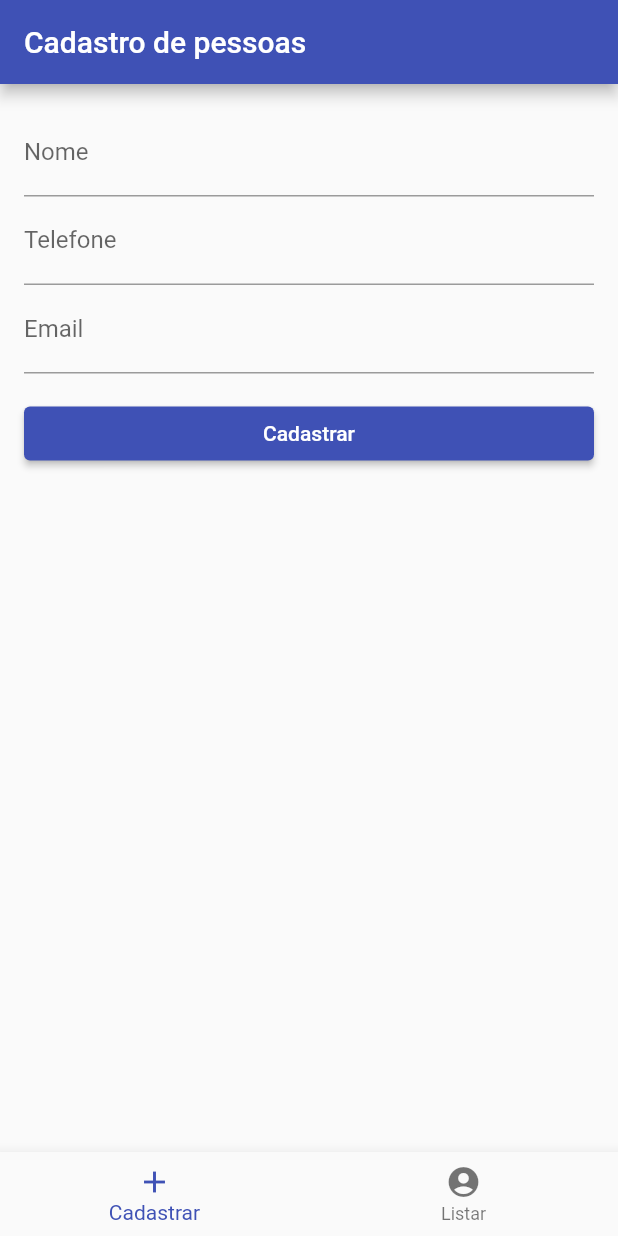
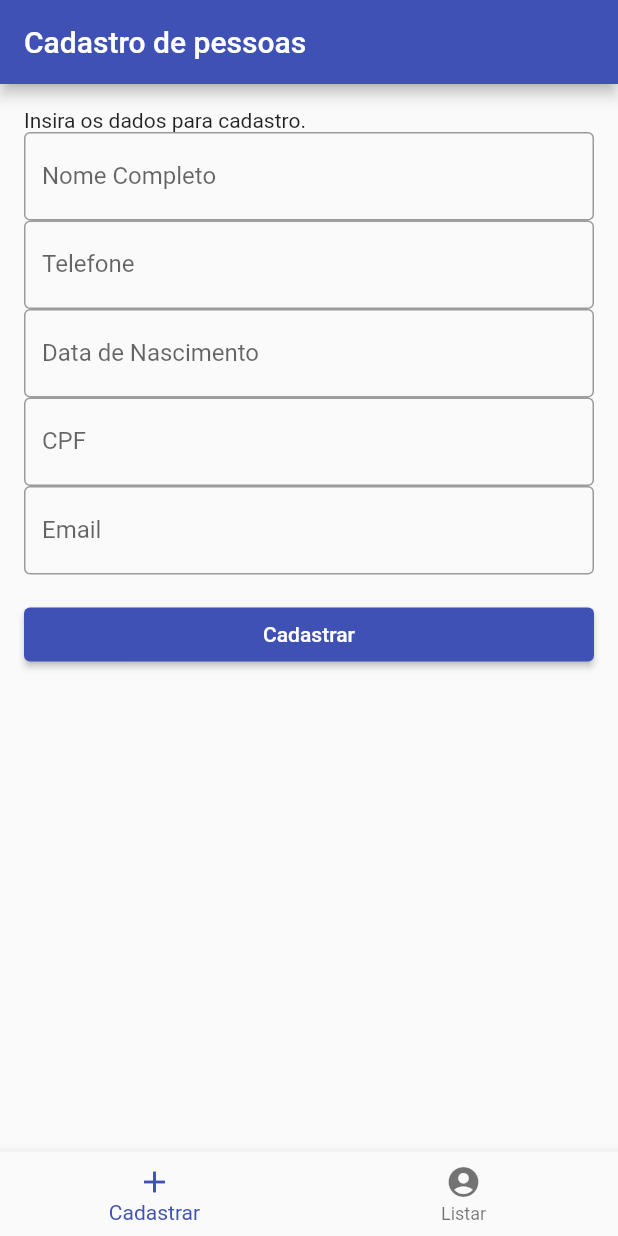
Before and after one commit to minakatani/cad_clientes, a Flutter app: the screen it shows after launch, after a tap on "Cadastrar", on a phone screen of 412 x 824 dp. Run offline on Flutter 3.47's test engine with Material 2 defaults, Android fonts, the light colour scheme and no system bars; our stand-ins replace brasil_fields, cloud_firestore, firebase_core; accounts and stored records are empty.

Commit message:
Adicionado campos: Data de nascimento CPF no arquivos add_user.dart
Alterado lis_tuser.dar para exibir dados dos campos adicionados.

```diff
--- a/lib/models/person.dart
+++ b/lib/models/person.dart
@@ -3,14 +3,23 @@ import 'package:cloud_firestore/cloud_firestore.dart';
 class Person {
   final String name;
   final String phone;
+  final String dateofbirdh;
+  final String cpf;
   final String email;
 
-  Person({required this.name, required this.phone, required this.email});
+  Person(
+      {required this.name,
+      required this.phone,
+      required this.dateofbirdh,
+      required this.cpf,
+      required this.email});
 
   Map<String, dynamic> toMap() {
     return {
       'name': name,
       'phone': phone,
+      'dateofbirdh': dateofbirdh,
+      'cpf': cpf,
       'email': email,
     };
   }
@@ -20,6 +29,8 @@ class Person {
     return Person(
       name: data['name'],
       phone: data['phone'],
+      dateofbirdh: data['dateofbirdh'],
+      cpf: data['cpf'],
       email: data['email'],
     );
   }
--- a/lib/pages/add_user.dart
+++ b/lib/pages/add_user.dart
@@ -1,6 +1,8 @@
 import 'package:flutter/material.dart';
 import 'package:cloud_firestore/cloud_firestore.dart';
 import 'package:cad_clientes/models/person.dart';
+import 'package:flutter/services.dart';
+import 'package:brasil_fields/brasil_fields.dart';
 
 class PersonAddScreen extends StatefulWidget {
   @override
@@ -10,6 +12,8 @@ class PersonAddScreen extends StatefulWidget {
 class _PersonAddScreenState extends State<PersonAddScreen> {
   final _nameController = TextEditingController();
   final _phoneController = TextEditingController();
+  final _dateofbirdhController = TextEditingController();
+  final _cpfController = TextEditingController();
   final _emailController = TextEditingController();
 
   late final CollectionReference _peopleRef;
@@ -26,6 +30,8 @@ class _PersonAddScreenState extends State<PersonAddScreen> {
   void dispose() {
     _nameController.dispose();
     _phoneController.dispose();
+    _dateofbirdhController.dispose();
+    _cpfController.dispose();
     _emailController.dispose();
     super.dispose();
   }
@@ -33,11 +39,20 @@ class _PersonAddScreenState extends State<PersonAddScreen> {
   void _addCliente() {
     final name = _nameController.text;
     final phone = _phoneController.text;
+    final dateofbirdh = _dateofbirdhController.text;
+    final cpf = _cpfController.text;
     final email = _emailController.text;
-    final person = Person(name: name, phone: phone, email: email);
+    final person = Person(
+        name: name,
+        phone: phone,
+        dateofbirdh: dateofbirdh,
+        cpf: cpf,
+        email: email);
     _peopleRef.add(person.toMap());
     _nameController.clear();
     _phoneController.clear();
+    _dateofbirdhController.clear();
+    _cpfController.clear();
     _emailController.clear();
   }
 
@@ -53,18 +68,49 @@ class _PersonAddScreenState extends State<PersonAddScreen> {
           child: Column(
             crossAxisAlignment: CrossAxisAlignment.stretch,
             children: [
+              Text("Insira os dados para cadastro."),
               TextFormField(
                 controller: _nameController,
-                decoration: InputDecoration(labelText: 'Nome'),
+                decoration: InputDecoration(
+                  border: OutlineInputBorder(),
+                  labelText: 'Nome Completo',
+                ),
               ),
               TextFormField(
+                inputFormatters: [
+                  FilteringTextInputFormatter.digitsOnly,
+                  TelefoneInputFormatter(),
+                ],
                 keyboardType: TextInputType.number,
                 controller: _phoneController,
-                decoration: InputDecoration(labelText: 'Telefone'),
+                decoration: InputDecoration(
+                    border: OutlineInputBorder(), labelText: 'Telefone'),
+              ),
+              TextFormField(
+                inputFormatters: [
+                  FilteringTextInputFormatter.digitsOnly,
+                  DataInputFormatter(),
+                ],
+                keyboardType: TextInputType.number,
+                controller: _dateofbirdhController,
+                decoration: InputDecoration(
+                    border: OutlineInputBorder(),
+                    labelText: 'Data de Nascimento'),
+              ),
+              TextFormField(
+                inputFormatters: [
+                  FilteringTextInputFormatter.digitsOnly,
+                  CpfInputFormatter(),
+                ],
+                keyboardType: TextInputType.number,
+                controller: _cpfController,
+                decoration: InputDecoration(
+                    border: OutlineInputBorder(), labelText: 'CPF'),
               ),
               TextFormField(
                 controller: _emailController,
-                decoration: InputDecoration(labelText: 'Email'),
+                decoration: InputDecoration(
+                    border: OutlineInputBorder(), labelText: 'Email'),
               ),
               SizedBox(height: 16),
               ElevatedButton(
--- a/lib/pages/list_user.dart
+++ b/lib/pages/list_user.dart
@@ -8,6 +8,8 @@ Future<List> getPeople() async {
       await FirebaseFirestore.instance.collection('people').get();
   return querySnapshot.docs.map((doc) => Person.fromSnapshot(doc)).toList();
 }
+
+final List<String> items = List<String>.generate(10000, (i) => '$i');
 
 class PersonListScreen extends StatelessWidget {
   @override
@@ -32,9 +34,10 @@ class PersonListScreen extends StatelessWidget {
             itemBuilder: (context, index) {
               final person = people[index];
               return ListTile(
-                title: Text(person.name),
-                subtitle: Text(person.email),
-                trailing: Text(person.phone),
+                title: Text("Nome: ${person.name}"),
+                subtitle:
+                    Text("Telefone: ${person.phone} | email: ${person.email}"),
+                trailing: Text("DN: ${person.dateofbirdh}"),
               );
             },
           );
--- a/pubspec.yaml
+++ b/pubspec.yaml
@@ -43,6 +43,7 @@ dependencies:
   firebase_analytics: ^10.1.6
   firebase_auth: ^4.3.0
   provider: ^6.0.5
+  brasil_fields: ^1.9.1
 
 dev_dependencies:
   flutter_test:
```
Also changed, not shown: pubspec.lock, 1 other file.
